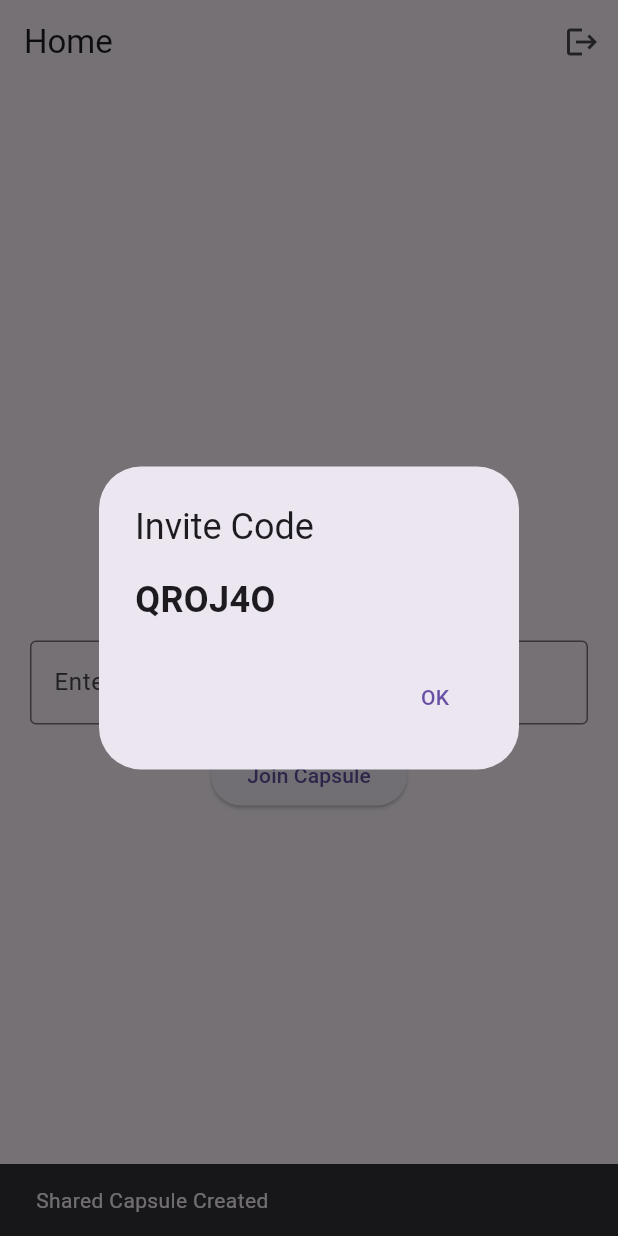
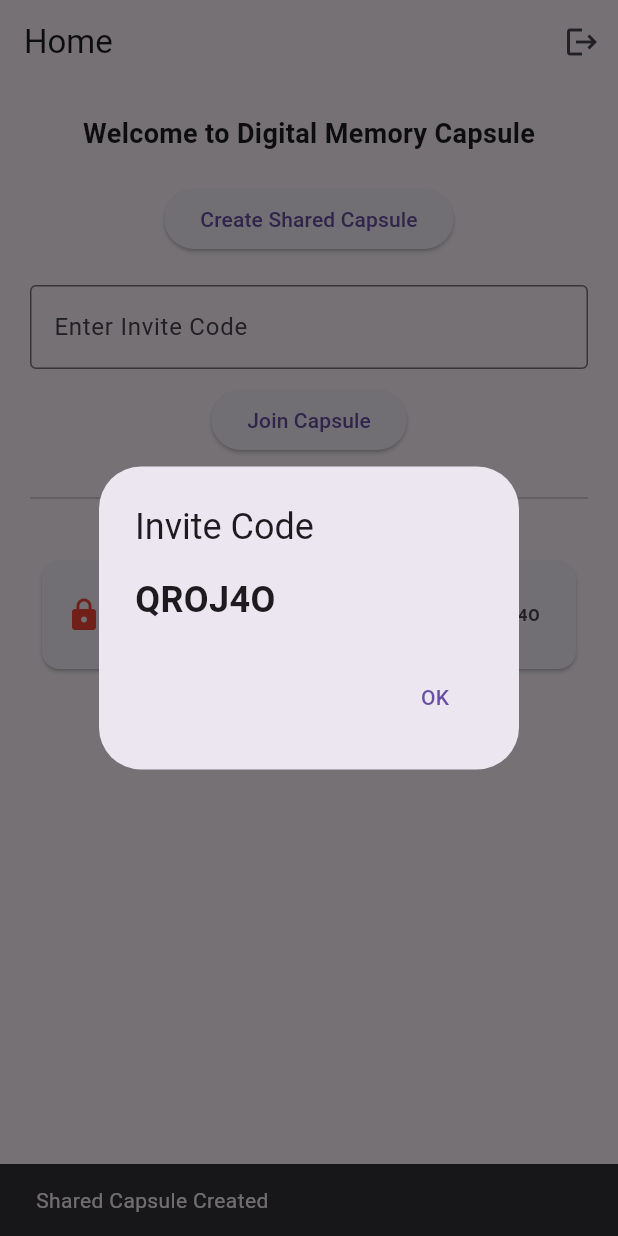
Before and after one commit to manshita21/digital-memory-capsule, a Flutter app: the screen it shows once a user with an empty profile is signed in, after a tap on "Create Shared Capsule", on a phone screen of 412 x 824 dp. Run offline on Flutter 3.47's test engine with Material 3 defaults, Android fonts, the phone set to English and light mode, and no system bars; our stand-ins replace cloud_firestore, firebase_auth, firebase_core, google_sign_in; missing offline and left inert: firebase_app_check; accounts and stored records are empty.

Commit message:
Implemented capsule list display on home screen

```diff
--- a/lib/screens/home_screen.dart
+++ b/lib/screens/home_screen.dart
@@ -2,6 +2,7 @@ import 'package:flutter/material.dart';
 import '../services/auth_service.dart';
 import 'login_screen.dart';
 import '../services/capsule_service.dart';
+import 'package:cloud_firestore/cloud_firestore.dart';
 
 class HomeScreen extends StatelessWidget {
   final AuthService _authService = AuthService();
@@ -40,7 +41,17 @@ class HomeScreen extends StatelessWidget {
         mainAxisAlignment: MainAxisAlignment.center,
 
         children: [
-          Text("Welcome to Digital Memory Capsule"),
+           const Text(
+            "Welcome to Digital Memory Capsule",
+            style: TextStyle(
+              fontSize: 18,
+              fontWeight: FontWeight.bold,
+            ),
+          ),
+          const SizedBox(height: 20),
+
+          // CREATE CAPSULE BUTTON
+
           ElevatedButton(
 
             onPressed: () async {
@@ -85,21 +96,23 @@ class HomeScreen extends StatelessWidget {
 
             },
 
-            child: Text("Create Shared Capsule"),
+            child: const Text("Create Shared Capsule"),
 
           ),
 
-          SizedBox(height: 20),
+          const SizedBox(height: 20),
+
+          // INVITE CODE INPUT
 
           TextField(
             controller: inviteController,
-            decoration: InputDecoration(
+            decoration: const InputDecoration(
               labelText: "Enter Invite Code",
               border: OutlineInputBorder(),
             ),
           ),
 
-          SizedBox(height: 10),
+          const SizedBox(height: 10),
 
           ElevatedButton(
 
@@ -123,7 +136,129 @@ class HomeScreen extends StatelessWidget {
 
             },
 
-            child: Text("Join Capsule"),
+            child: const Text("Join Capsule"),
+          ),
+          const SizedBox(height: 20),
+          const Divider(),
+          const Text(
+            "Your Capsules",
+            style: TextStyle(
+              fontSize: 18,
+              fontWeight: FontWeight.bold,
+            ),
+          ),
+
+          // CAPSULE LIST
+
+          Expanded(
+
+            child: StreamBuilder<QuerySnapshot>(
+
+              stream:
+              _capsuleService.getUserCapsules(),
+
+              builder: (context, snapshot) {
+
+                if (snapshot.hasError) {
+                  return Center(
+                    child: Text("Error: ${snapshot.error}"),
+                  );
+                }
+
+                if (snapshot.connectionState ==
+                    ConnectionState.waiting) {
+
+                  return Center(
+                    child: CircularProgressIndicator(),
+                  );
+                }
+
+                if (!snapshot.hasData || snapshot.data!.docs.isEmpty) {
+
+                  return const Center(
+                      child:
+                      Text("No capsules yet"),);
+
+                }
+
+                var capsules =
+                    snapshot.data!.docs;
+
+                if (capsules.isEmpty) {
+
+                  return const Center(
+                    child:
+                    Text("No capsules yet"),
+                  );
+
+                }
+
+                return ListView.builder(
+
+                  itemCount: capsules.length,
+
+                  itemBuilder:
+                      (context, index) {
+
+                    var capsule =
+                    capsules[index];
+
+                    String title =
+                    capsule["title"];
+
+                    bool isLocked =
+                    capsule["isLocked"];
+
+                    String inviteCode =
+                    capsule["inviteCode"];
+
+                    return Card(
+
+                      margin:
+                      const EdgeInsets.all(8),
+
+                      child: ListTile(
+
+                        leading: Icon(
+                          isLocked
+                              ? Icons.lock
+                              : Icons.lock_open,
+                          color: isLocked
+                              ? Colors.red
+                              : Colors.green,
+                        ),
+
+                        title: Text(title),
+
+                        subtitle: Text(
+                          isLocked
+                              ? "Locked"
+                              : "Unlocked",
+                        ),
+
+                        trailing:
+                        inviteCode.isNotEmpty
+                            ? Text(
+                          inviteCode,
+                          style:
+                          const TextStyle(
+                            fontWeight:
+                            FontWeight.bold,
+                          ),
+                        )
+                            : null,
+
+                      ),
+
+                    );
+
+                  },
+
+                );
+
+              },
+
+            ),
 
           ),
 
--- a/lib/services/capsule_service.dart
+++ b/lib/services/capsule_service.dart
@@ -103,4 +103,16 @@ class CapsuleService {
 
   }
 
+  Stream<QuerySnapshot> getUserCapsules() {
+
+    String userId = _auth.currentUser!.uid;
+
+    return _db
+        .collection("capsules")
+        .where("members", arrayContains: userId)
+        .orderBy("createdAt", descending: true)
+        .snapshots();
+
+  }
+
 }
```
